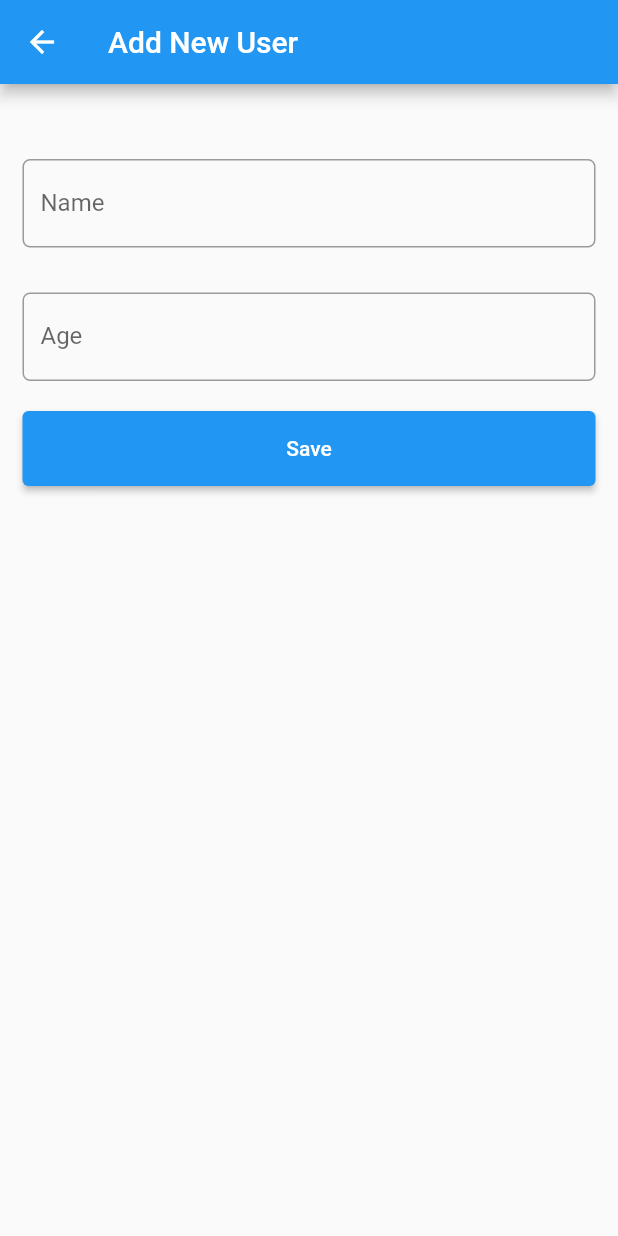
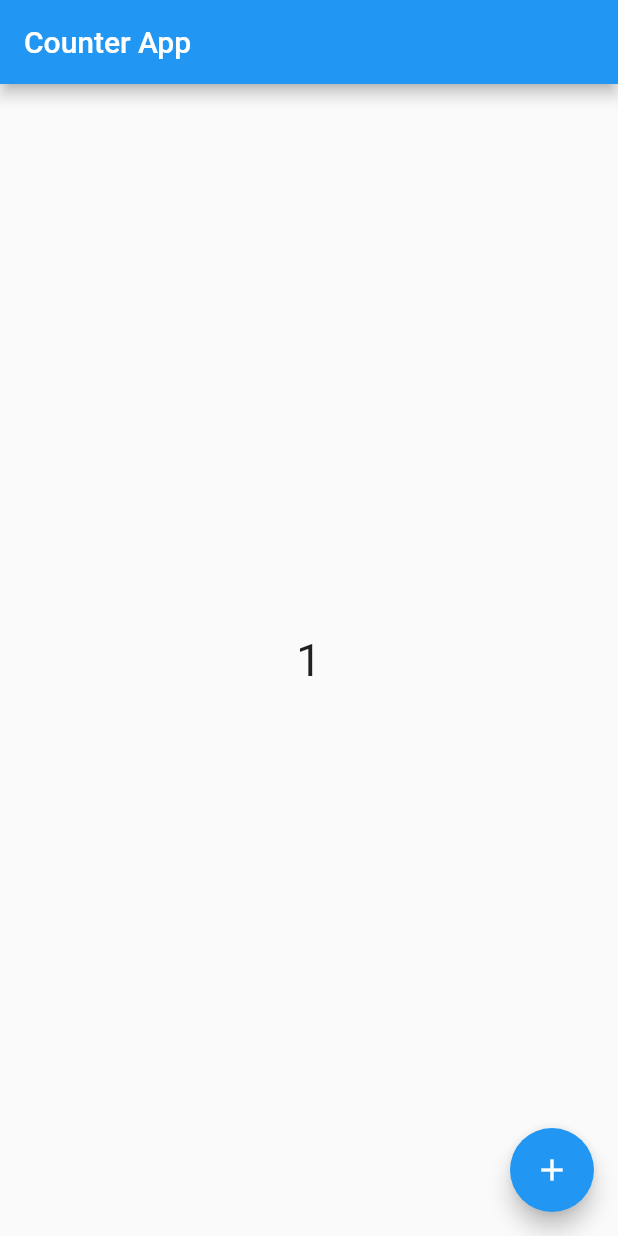
Before and after one commit to KayZinMaung1/Flutter_firebase, a Flutter app: the screen it shows after launch, after a tap on the "add" icon, on a phone screen of 412 x 824 dp. Run offline on Flutter 3.47's test engine with Material 2 defaults, Android fonts, the phone set to English and light mode, and no system bars; our stand-ins replace cloud_firestore, firebase_core, flutter_slidable, get; accounts and stored records are empty.

Commit message:
counter GetX

```diff
--- /dev/null
+++ b/lib/counter_getX/counter_app.dart
@@ -0,0 +1,45 @@
+import 'package:flutter/material.dart';
+import 'package:flutter_firebase/counter_getX/counter_controller.dart';
+import 'package:get/get.dart';
+
+class CounterApp extends StatelessWidget {
+  const CounterApp({ Key? key }) : super(key: key);
+
+  @override
+  Widget build(BuildContext context) {
+    return MaterialApp(
+      debugShowCheckedModeBanner: false,
+      title: "Counter App with getX",
+      home: CounterScreen(),
+    );
+  }
+}
+class CounterScreen extends StatelessWidget {
+
+  final _controller = Get.put(CounterController());
+
+  @override
+  Widget build(BuildContext context) {
+    //print("Call build widget!");
+    return Scaffold(
+      appBar: AppBar(
+        title: Text("Counter App"),
+      ),
+
+      floatingActionButton: FloatingActionButton(
+        child: Icon(Icons.add),
+        onPressed: (){
+
+          _controller.increment();
+        },
+        ),
+
+        body: Center(
+        child: Obx((){
+          //print("Call widget only!");
+          return Text(_controller.counter.value.toString(),style: TextStyle(fontSize: 30));
+        })
+      ),
+    );
+  }
+}
--- /dev/null
+++ b/lib/counter_getX/counter_controller.dart
@@ -0,0 +1,9 @@
+import 'package:get/get.dart';
+
+class CounterController extends GetxController{
+ RxInt counter = 0.obs;
+
+ void increment(){
+   counter++;
+ }
+}
--- a/lib/main.dart
+++ b/lib/main.dart
@@ -1,9 +1,10 @@
 import 'package:firebase_core/firebase_core.dart';
 import 'package:flutter/material.dart';
-import 'firebase_crud/screen/firebase_crud_app.dart';
+import 'package:flutter_firebase/counter_getX/counter_app.dart';
+
 
 void main() async {
   WidgetsFlutterBinding.ensureInitialized();
   await Firebase.initializeApp();
-  runApp(FirebaseCrudApp());
+  runApp(CounterApp());
 }
--- a/pubspec.yaml
+++ b/pubspec.yaml
@@ -33,6 +33,7 @@ dependencies:
   cloud_firestore: ^2.3.0
   firebase_auth: ^2.0.0
   flutter_slidable: ^0.6.0
+  get: ^4.1.4
 
 dev_dependencies:
   flutter_test:
```
Also changed, not shown: pubspec.lock.
